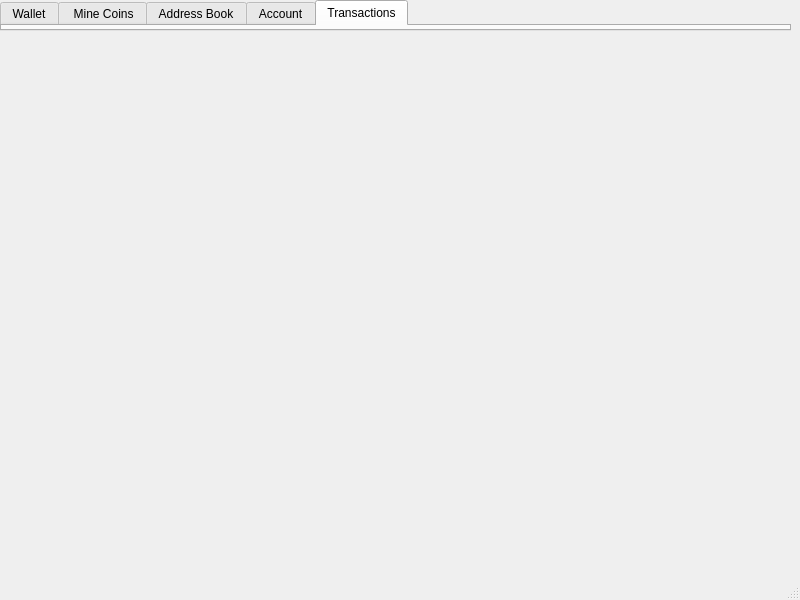
This is src/qt/plasmacoin-ui/mainwindow.ui in plasmacoin-crypto/Plasmacoin-Blockchain as Qt 5 draws it before an edit. The edited form follows.
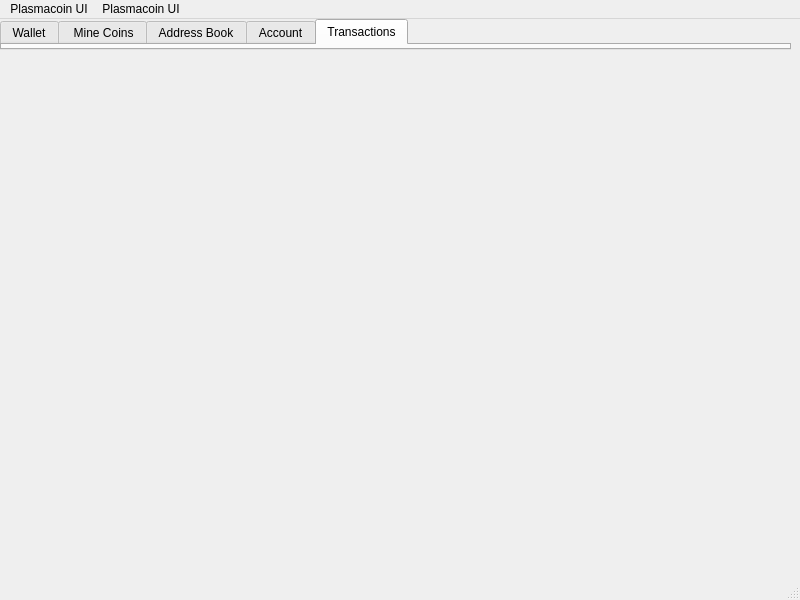
This is the edited form. The open tabs and pages were chosen to show the change. Icons and pictures are not drawn.

Commit message: Add a title bar

What changed in the file:
```diff
--- a/src/qt/plasmacoin-ui/mainwindow.ui
+++ b/src/qt/plasmacoin-ui/mainwindow.ui
@@ -78,6 +78,25 @@
      <height>30</height>
     </rect>
    </property>
+   <widget class="QMenu" name="menuPlasmacoinUI">
+    <property name="title">
+     <string>Plasmacoin UI</string>
+    </property>
+    <property name="icon">
+     <iconset>
+      <normaloff>../assets/plasmacoin-logo.png</normaloff>../assets/plasmacoin-logo.png</iconset>
+    </property>
+    <property name="separatorsCollapsible">
+     <bool>false</bool>
+    </property>
+   </widget>
+   <widget class="QMenu" name="menuPlasmaco">
+    <property name="title">
+     <string>Plasmacoin UI</string>
+    </property>
+   </widget>
+   <addaction name="menuPlasmacoinUI"/>
+   <addaction name="menuPlasmaco"/>
   </widget>
  </widget>
  <resources/>
```
Left out of the diff: 2 changed lines with no effect on the pictures. The commit also changes 1 other file.
